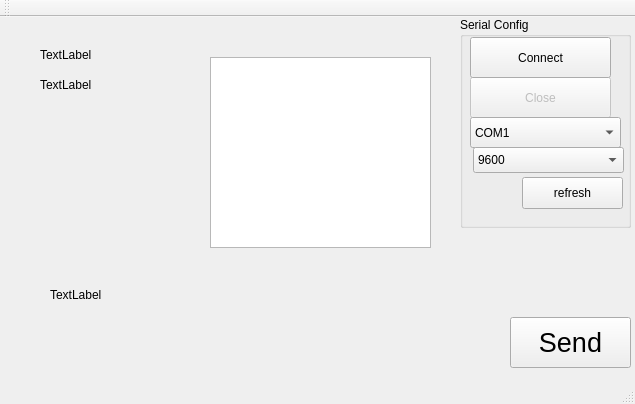
Qt form mainwindow.ui (AngelGzGc/GroundStation) before a commit.
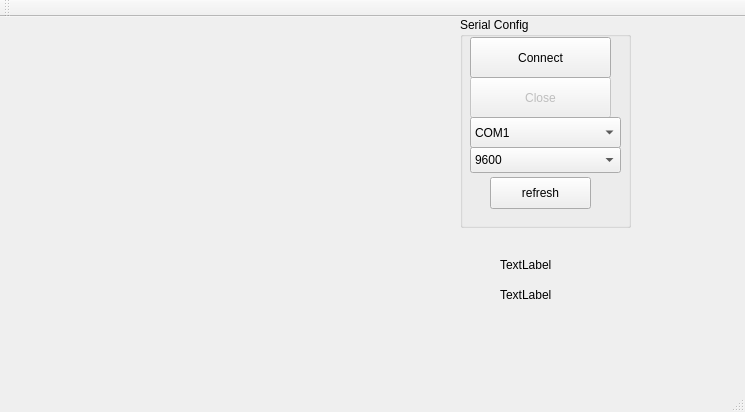
The same form after that commit. Icons and pictures are not drawn.

What changed in the file:
```diff
--- a/mainwindow.ui
+++ b/mainwindow.ui
@@ -6,8 +6,8 @@
    <rect>
     <x>0</x>
     <y>0</y>
-    <width>635</width>
-    <height>404</height>
+    <width>745</width>
+    <height>412</height>
    </rect>
   </property>
   <property name="windowTitle">
@@ -17,36 +17,6 @@
    <enum>Qt::ToolButtonIconOnly</enum>
   </property>
   <widget class="QWidget" name="centralWidget">
-   <widget class="QPushButton" name="send_data_B">
-    <property name="enabled">
-     <bool>true</bool>
-    </property>
-    <property name="geometry">
-     <rect>
-      <x>510</x>
-      <y>300</y>
-      <width>121</width>
-      <height>51</height>
-     </rect>
-    </property>
-    <property name="font">
-     <font>
-      <pointsize>20</pointsize>
-     </font>
-    </property>
-    <property name="text">
-     <string>Send</string>
-    </property>
-    <property name="autoDefault">
-     <bool>false</bool>
-    </property>
-    <property name="default">
-     <bool>false</bool>
-    </property>
-    <property name="flat">
-     <bool>false</bool>
-    </property>
-   </widget>
    <widget class="QGroupBox" name="groupBox">
     <property name="geometry">
      <rect>
@@ -106,7 +76,7 @@
     <widget class="QComboBox" name="baudrate_combo">
      <property name="geometry">
       <rect>
-       <x>13</x>
+       <x>10</x>
        <y>130</y>
        <width>151</width>
        <height>26</height>
@@ -126,7 +96,7 @@
     <widget class="QPushButton" name="pushButton">
      <property name="geometry">
       <rect>
-       <x>62</x>
+       <x>30</x>
        <y>160</y>
        <width>101</width>
        <height>32</height>
@@ -137,13 +107,24 @@
      </property>
     </widget>
    </widget>
+   <widget class="QWidget" name="verticalLayoutWidget">
+    <property name="geometry">
+     <rect>
+      <x>10</x>
+      <y>20</y>
+      <width>261</width>
+      <height>311</height>
+     </rect>
+    </property>
+    <layout class="QVBoxLayout" name="verticalLayout"/>
+   </widget>
    <widget class="QLabel" name="label">
     <property name="geometry">
      <rect>
-      <x>40</x>
-      <y>30</y>
-      <width>131</width>
-      <height>16</height>
+      <x>500</x>
+      <y>240</y>
+      <width>61</width>
+      <height>15</height>
      </rect>
     </property>
     <property name="text">
@@ -153,39 +134,32 @@
    <widget class="QLabel" name="label_2">
     <property name="geometry">
      <rect>
-      <x>40</x>
-      <y>60</y>
-      <width>101</width>
-      <height>16</height>
-     </rect>
-    </property>
-    <property name="text">
-     <string>TextLabel</string>
-    </property>
-   </widget>
-   <widget class="QPlainTextEdit" name="plainTextEdit">
-    <property name="geometry">
-     <rect>
-      <x>210</x>
-      <y>40</y>
-      <width>221</width>
-      <height>191</height>
-     </rect>
-    </property>
-   </widget>
-   <widget class="QLabel" name="label_3">
-    <property name="geometry">
-     <rect>
-      <x>50</x>
+      <x>500</x>
       <y>270</y>
-      <width>281</width>
-      <height>16</height>
+      <width>61</width>
+      <height>15</height>
      </rect>
     </property>
     <property name="text">
      <string>TextLabel</string>
     </property>
    </widget>
+   <widget class="QLabel" name="label_3">
+    <property name="geometry">
+     <rect>
+      <x>320</x>
+      <y>20</y>
+      <width>81</width>
+      <height>71</height>
+     </rect>
+    </property>
+    <property name="pixmap">
+     <pixmap>Logo_LEEM__1__400x400.jpg</pixmap>
+    </property>
+    <property name="scaledContents">
+     <bool>true</bool>
+    </property>
+   </widget>
   </widget>
   <widget class="QMenuBar" name="menuBar">
    <property name="geometry">
```
Left out of the diff: 2 changed lines with no effect on the pictures.
